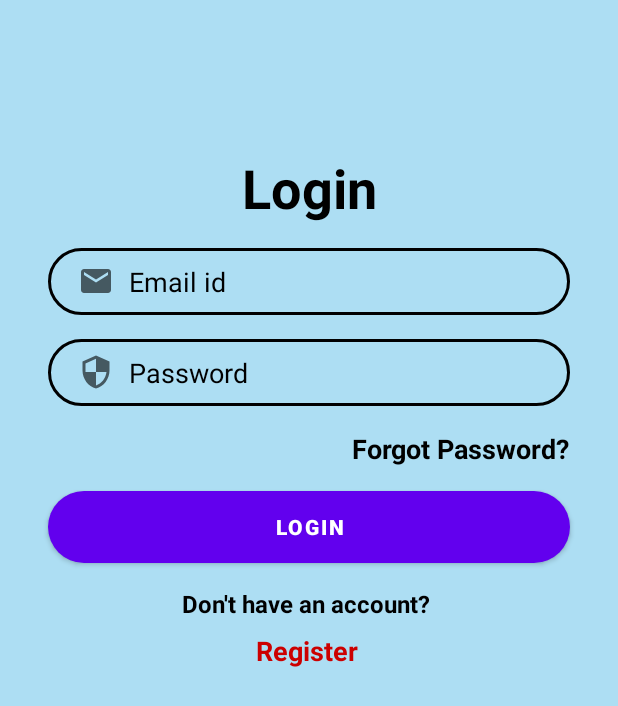
After one commit to Omkar2402/Paryatan-Frontend, an Android app: the LoginActivity screen opened directly, with no data from a screen before it, on a phone screen of 412 x 824 dp. The commit adds this screen. Shown: the top 706 px of the screen. Run offline under Robolectric (Android 15) with nearby library versions, the phone set to English and light mode, and no system bars.

Commit message:
Done till login

```diff
--- a/app/src/main/AndroidManifest.xml
+++ b/app/src/main/AndroidManifest.xml
@@ -9,6 +9,12 @@
         android:roundIcon="@mipmap/ic_launcher_round"
         android:supportsRtl="true"
         android:theme="@style/Theme.Otpverify">
+        <activity
+            android:name=".LoginActivity"
+            android:exported="true" />
+        <activity
+            android:name=".MainActivity"
+            android:exported="true" />
         <activity
             android:name=".verify"
             android:exported="true" />
--- /dev/null
+++ b/app/src/main/java/com/example/otpverify/LoginActivity.java
@@ -0,0 +1,32 @@
+package com.example.otpverify;
+
+import androidx.appcompat.app.AppCompatActivity;
+
+import android.content.Intent;
+import android.os.Bundle;
+import android.view.View;
+import android.view.Window;
+import android.widget.EditText;
+import android.widget.TextView;
+
+public class LoginActivity extends AppCompatActivity {
+
+    @Override
+    protected void onCreate(Bundle savedInstanceState) {
+        super.onCreate(savedInstanceState);
+        requestWindowFeature(Window.FEATURE_NO_TITLE);
+        getSupportActionBar().hide();
+        setContentView(R.layout.activity_login);
+
+        EditText editText = findViewById(R.id.inputemail);
+        editText.setText(getIntent().getStringExtra("email"));
+
+        TextView btn = findViewById(R.id.regacc);
+        btn.setOnClickListener(new View.OnClickListener() {
+            @Override
+            public void onClick(View v) {
+                startActivity(new Intent(LoginActivity.this,MainActivity.class));
+            }
+        });
+    }
+}
--- /dev/null
+++ b/app/src/main/res/drawable/btn_bg.xml
@@ -0,0 +1,6 @@
+<?xml version="1.0" encoding="utf-8"?>
+<shape xmlns:android="http://schemas.android.com/apk/res/android">
+    <solid android:color="@color/black"></solid>
+
+    <corners android:radius="70dp"></corners>
+</shape>
--- /dev/null
+++ b/app/src/main/res/drawable/ic_email.xml
@@ -0,0 +1,10 @@
+<vector xmlns:android="http://schemas.android.com/apk/res/android"
+    android:width="24dp"
+    android:height="24dp"
+    android:viewportWidth="24"
+    android:viewportHeight="24"
+    android:tint="?attr/colorControlNormal">
+  <path
+      android:fillColor="@android:color/white"
+      android:pathData="M20,4L4,4c-1.1,0 -1.99,0.9 -1.99,2L2,18c0,1.1 0.9,2 2,2h16c1.1,0 2,-0.9 2,-2L22,6c0,-1.1 -0.9,-2 -2,-2zM20,8l-8,5 -8,-5L4,6l8,5 8,-5v2z"/>
+</vector>
--- /dev/null
+++ b/app/src/main/res/drawable/ic_security.xml
@@ -0,0 +1,10 @@
+<vector xmlns:android="http://schemas.android.com/apk/res/android"
+    android:width="24dp"
+    android:height="24dp"
+    android:viewportWidth="24"
+    android:viewportHeight="24"
+    android:tint="?attr/colorControlNormal">
+  <path
+      android:fillColor="@android:color/white"
+      android:pathData="M12,1L3,5v6c0,5.55 3.84,10.74 9,12 5.16,-1.26 9,-6.45 9,-12L21,5l-9,-4zM12,11.99h7c-0.53,4.12 -3.28,7.79 -7,8.94L12,12L5,12L5,6.3l7,-3.11v8.8z"/>
+</vector>
--- /dev/null
+++ b/app/src/main/res/drawable/input_bg.xml
@@ -0,0 +1,5 @@
+<?xml version="1.0" encoding="utf-8"?>
+<shape xmlns:android="http://schemas.android.com/apk/res/android">
+    <stroke android:color="@color/black" android:width="2dp"></stroke>
+    <corners android:radius="70dp"></corners>
+</shape>
--- /dev/null
+++ b/app/src/main/res/layout/activity_login.xml
@@ -0,0 +1,125 @@
+<?xml version="1.0" encoding="utf-8"?>
+<androidx.constraintlayout.widget.ConstraintLayout xmlns:android="http://schemas.android.com/apk/res/android"
+    xmlns:app="http://schemas.android.com/apk/res-auto"
+    xmlns:tools="http://schemas.android.com/tools"
+    android:layout_width="match_parent"
+    android:layout_height="match_parent"
+    tools:context=".LoginActivity"
+    android:background="@color/lightblue">
+
+    <TextView
+        android:id="@+id/register"
+        android:layout_width="wrap_content"
+        android:layout_height="wrap_content"
+        android:text="Login"
+        android:textColor="@color/black"
+        android:textSize="36sp"
+        android:textStyle="bold"
+        app:layout_constraintBottom_toBottomOf="parent"
+        app:layout_constraintEnd_toEndOf="parent"
+        app:layout_constraintStart_toStartOf="parent"
+        app:layout_constraintTop_toTopOf="parent"
+        app:layout_constraintVertical_bias="0.13" />
+
+    <EditText
+        android:id="@+id/inputemail"
+        android:layout_width="0dp"
+        android:layout_height="wrap_content"
+        android:layout_marginStart="32dp"
+        android:layout_marginLeft="32dp"
+        android:layout_marginTop="16dp"
+        android:layout_marginEnd="32dp"
+        android:layout_marginRight="32dp"
+        android:background="@drawable/input_bg"
+        android:drawableLeft="@drawable/ic_email"
+        android:drawablePadding="10dp"
+        android:ems="10"
+        android:hint="Email id"
+        android:inputType="textEmailAddress"
+        android:paddingLeft="20dp"
+        android:paddingTop="10dp"
+        android:paddingRight="10dp"
+        android:paddingBottom="10dp"
+        android:shadowColor="@color/black"
+        android:textColor="@color/black"
+        android:textColorHint="@color/black"
+        app:layout_constraintEnd_toEndOf="parent"
+        app:layout_constraintHorizontal_bias="0.0"
+        app:layout_constraintStart_toStartOf="parent"
+        app:layout_constraintTop_toBottomOf="@+id/register" />
+
+    <EditText
+        android:id="@+id/inputPassword"
+        android:layout_width="0dp"
+        android:layout_height="wrap_content"
+        android:layout_marginTop="16dp"
+        android:background="@drawable/input_bg"
+        android:drawableLeft="@drawable/ic_security"
+        android:drawablePadding="10dp"
+        android:ems="10"
+        android:hint="Password"
+        android:inputType="textPassword"
+        android:paddingLeft="20dp"
+        android:paddingTop="10dp"
+        android:paddingRight="10dp"
+        android:paddingBottom="10dp"
+        android:textColor="@color/black"
+        android:textColorHint="@color/black"
+        app:layout_constraintEnd_toEndOf="@+id/inputemail"
+        app:layout_constraintStart_toStartOf="@+id/inputemail"
+        app:layout_constraintTop_toBottomOf="@+id/inputemail" />
+
+    <TextView
+        android:id="@+id/forgotPassword"
+        android:layout_width="wrap_content"
+        android:layout_height="wrap_content"
+        android:layout_marginTop="16dp"
+        android:text="Forgot Password?"
+        android:textColor="@color/black"
+        android:textSize="18sp"
+        android:textStyle="bold"
+        app:layout_constraintEnd_toEndOf="@+id/inputPassword"
+        app:layout_constraintTop_toBottomOf="@+id/inputPassword" />
+
+    <Button
+        android:id="@+id/loginbutton"
+        android:layout_width="0dp"
+        android:layout_height="wrap_content"
+        android:layout_marginTop="16dp"
+        android:background="@drawable/btn_bg"
+        android:text="Login"
+        android:textStyle="bold"
+        app:layout_constraintEnd_toEndOf="@+id/inputPassword"
+        app:layout_constraintStart_toStartOf="@+id/inputPassword"
+        app:layout_constraintTop_toBottomOf="@+id/forgotPassword" />
+
+    <TextView
+        android:id="@+id/donthaveacc"
+        android:layout_width="wrap_content"
+        android:layout_height="wrap_content"
+        android:layout_marginTop="16dp"
+        android:text="Don't have an account? "
+        android:textColor="@color/black"
+        android:textSize="16sp"
+        android:textStyle="bold"
+        app:layout_constraintEnd_toEndOf="@+id/loginbutton"
+        app:layout_constraintStart_toStartOf="@+id/loginbutton"
+        app:layout_constraintTop_toBottomOf="@+id/loginbutton" />
+
+    <TextView
+        android:id="@+id/regacc"
+        android:layout_width="wrap_content"
+        android:layout_height="wrap_content"
+        android:layout_marginTop="8dp"
+        android:text="Register"
+        android:textColor="@android:color/holo_red_dark"
+        android:textSize="18sp"
+        android:textStyle="bold"
+        app:layout_constraintEnd_toEndOf="@+id/donthaveacc"
+        app:layout_constraintHorizontal_bias="0.489"
+        app:layout_constraintStart_toStartOf="@+id/donthaveacc"
+        app:layout_constraintTop_toBottomOf="@+id/donthaveacc" />
+
+
+
+</androidx.constraintlayout.widget.ConstraintLayout>
--- a/app/src/main/res/layout/activity_verify.xml
+++ b/app/src/main/res/layout/activity_verify.xml
@@ -202,7 +202,7 @@
                 android:layout_marginStart="8dp"
                 android:layout_marginLeft="8dp"
                 android:text="@string/resend_otp"
-                android:textColor="@color/black"
+                android:textColor="@android:color/holo_red_dark"
                 android:textSize="15sp"
                 android:textStyle="bold">
 
```
Also changed, not shown: app/src/main/java/com/example/otpverify/MainActivity.java (added, +109 -0 lines), app/src/main/java/com/example/otpverify/main.java (+41 -13 lines), app/src/main/java/com/example/otpverify/verify.java (+6 -1 lines), app/src/main/res/drawable/ic_image.xml (added, +10 -0 lines), app/src/main/res/drawable/ic_person.xml (added, +10 -0 lines), app/src/main/res/layout/activity_main.xml (+4 -4 lines), app/src/main/res/layout/activity_main2.xml (added, +162 -0 lines).
